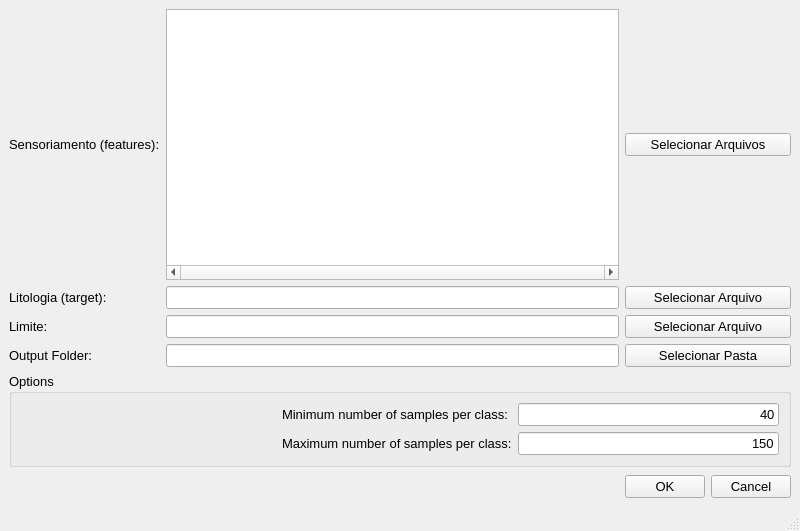
Above: uis/MainWindow.ui from marcosbr/predictive-geology-maps before the change. Below: the same form after it.
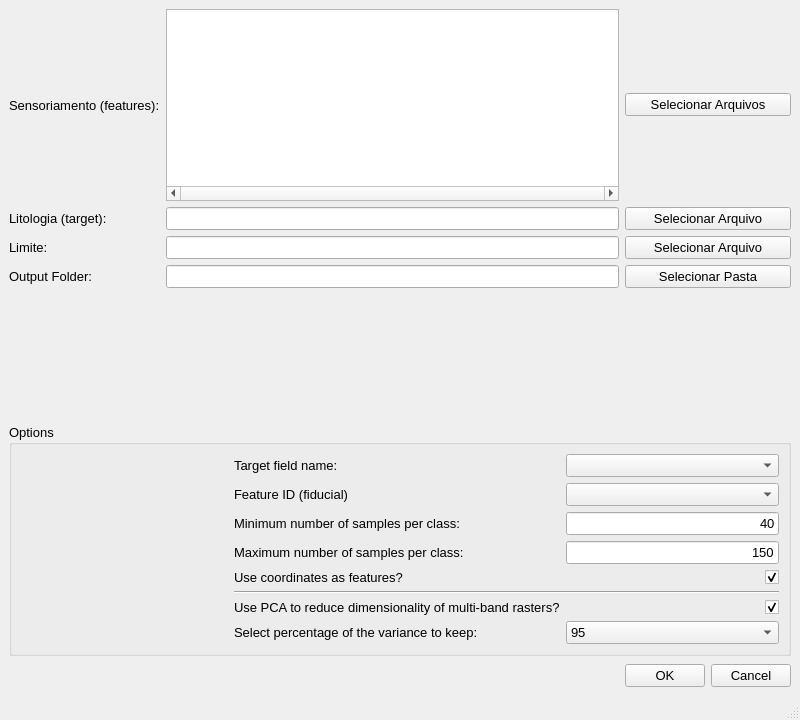
That is the form after the change.

```diff
--- a/uis/MainWindow.ui
+++ b/uis/MainWindow.ui
@@ -7,7 +7,7 @@
     <x>0</x>
     <y>0</y>
     <width>800</width>
-    <height>531</height>
+    <height>720</height>
    </rect>
   </property>
   <property name="font">
@@ -52,20 +52,6 @@
       </property>
      </widget>
     </item>
-    <item row="1" column="2" colspan="2">
-     <widget class="QPushButton" name="pushButton_inputFilesFeatures">
-      <property name="text">
-       <string>Selecionar Arquivos</string>
-      </property>
-     </widget>
-    </item>
-    <item row="7" column="2">
-     <widget class="QPushButton" name="pushButton_OK">
-      <property name="text">
-       <string>OK</string>
-      </property>
-     </widget>
-    </item>
     <item row="3" column="2" colspan="2">
      <widget class="QPushButton" name="pushButton_inputFileLimit">
       <property name="text">
@@ -73,7 +59,21 @@
       </property>
      </widget>
     </item>
-    <item row="7" column="0" colspan="2">
+    <item row="5" column="2" colspan="2">
+     <widget class="QPushButton" name="pushButton_outputDir">
+      <property name="text">
+       <string>Selecionar Pasta</string>
+      </property>
+     </widget>
+    </item>
+    <item row="8" column="2">
+     <widget class="QPushButton" name="pushButton_OK">
+      <property name="text">
+       <string>OK</string>
+      </property>
+     </widget>
+    </item>
+    <item row="8" column="0" colspan="2">
      <spacer name="horizontalSpacer">
       <property name="orientation">
        <enum>Qt::Horizontal</enum>
@@ -86,10 +86,10 @@
       </property>
      </spacer>
     </item>
-    <item row="5" column="2" colspan="2">
-     <widget class="QPushButton" name="pushButton_outputDir">
+    <item row="1" column="2" colspan="2">
+     <widget class="QPushButton" name="pushButton_inputFilesFeatures">
       <property name="text">
-       <string>Selecionar Pasta</string>
+       <string>Selecionar Arquivos</string>
       </property>
      </widget>
     </item>
@@ -100,16 +100,26 @@
       </property>
      </widget>
     </item>
-    <item row="3" column="1">
-     <widget class="QLineEdit" name="lineEdit_inputFileLimit"/>
+    <item row="3" column="0">
+     <widget class="QLabel" name="label_inputLimit">
+      <property name="text">
+       <string>Limite:</string>
+      </property>
+     </widget>
     </item>
-    <item row="7" column="3">
+    <item row="8" column="3">
      <widget class="QPushButton" name="pushButton_Cancel">
       <property name="text">
        <string>Cancel</string>
       </property>
      </widget>
     </item>
+    <item row="3" column="1">
+     <widget class="QLineEdit" name="lineEdit_inputFileLimit"/>
+    </item>
+    <item row="5" column="1">
+     <widget class="QLineEdit" name="lineEdit_outputDir"/>
+    </item>
     <item row="1" column="0">
      <widget class="QLabel" name="label_inputFeatures">
       <property name="text">
@@ -117,16 +127,6 @@
       </property>
      </widget>
     </item>
-    <item row="5" column="1">
-     <widget class="QLineEdit" name="lineEdit_outputDir"/>
-    </item>
-    <item row="3" column="0">
-     <widget class="QLabel" name="label_inputLimit">
-      <property name="text">
-       <string>Limite:</string>
-      </property>
-     </widget>
-    </item>
     <item row="5" column="0">
      <widget class="QLabel" name="label_output">
       <property name="text">
@@ -134,20 +134,52 @@
       </property>
      </widget>
     </item>
-    <item row="6" column="0" colspan="4">
+    <item row="6" column="1">
+     <spacer name="verticalSpacer">
+      <property name="orientation">
+       <enum>Qt::Vertical</enum>
+      </property>
+      <property name="sizeHint" stdset="0">
+       <size>
+        <width>20</width>
+        <height>40</height>
+       </size>
+      </property>
+     </spacer>
+    </item>
+    <item row="7" column="0" colspan="4">
      <widget class="QGroupBox" name="groupBox_options">
       <property name="title">
        <string>Options</string>
       </property>
       <layout class="QGridLayout" name="gridLayout_2">
-       <item row="1" column="1">
-        <widget class="QLabel" name="label_maxSamples">
+       <item row="2" column="2">
+        <widget class="QLineEdit" name="lineEdit_atLeast">
+         <property name="toolTip">
+          <string>Classses with fewer samples than the number indicated here will be discarded.</string>
+         </property>
+         <property name="layoutDirection">
+          <enum>Qt::LeftToRight</enum>
+         </property>
+         <property name="inputMask">
+          <string/>
+         </property>
          <property name="text">
-          <string>Maximum number of samples per class:</string>
+          <string>40</string>
          </property>
+         <property name="alignment">
+          <set>Qt::AlignRight|Qt::AlignTrailing|Qt::AlignVCenter</set>
+         </property>
         </widget>
        </item>
-       <item row="1" column="2">
+       <item row="2" column="1">
+        <widget class="QLabel" name="label_atLeast">
+         <property name="text">
+          <string>Minimum number of samples per class:</string>
+         </property>
+        </widget>
+       </item>
+       <item row="3" column="2">
         <widget class="QLineEdit" name="lineEdit_maxSamples">
          <property name="toolTip">
           <string>Classses with more samples than the number indicated here will be randomly selected.</string>
@@ -164,32 +196,30 @@
         </widget>
        </item>
        <item row="0" column="1">
-        <widget class="QLabel" name="label_atLeast">
+        <widget class="QLabel" name="label_fieldName">
+         <property name="toolTip">
+          <string>The name of the field that contains the classes to be predicted (e.g., geology).</string>
+         </property>
          <property name="text">
-          <string>Minimum number of samples per class:</string>
+          <string>Target field name:</string>
+         </property>
+        </widget>
+       </item>
+       <item row="3" column="1">
+        <widget class="QLabel" name="label_maxSamples">
+         <property name="text">
+          <string>Maximum number of samples per class:</string>
          </property>
         </widget>
        </item>
        <item row="0" column="2">
-        <widget class="QLineEdit" name="lineEdit_atLeast">
+        <widget class="QComboBox" name="comboBox_fieldName">
          <property name="toolTip">
-          <string>Classses with fewer samples than the number indicated here will be discarded.</string>
-         </property>
-         <property name="layoutDirection">
-          <enum>Qt::LeftToRight</enum>
-         </property>
-         <property name="inputMask">
-          <string/>
-         </property>
-         <property name="text">
-          <string>40</string>
-         </property>
-         <property name="alignment">
-          <set>Qt::AlignRight|Qt::AlignTrailing|Qt::AlignVCenter</set>
+          <string>The name of the field that contains the classes to be predicted (e.g., geology)</string>
          </property>
         </widget>
        </item>
-       <item row="0" column="0">
+       <item row="1" column="0">
         <spacer name="horizontalSpacer_2">
          <property name="orientation">
           <enum>Qt::Horizontal</enum>
@@ -202,6 +232,135 @@
          </property>
         </spacer>
        </item>
+       <item row="5" column="2">
+        <widget class="QCheckBox" name="checkBox_coords">
+         <property name="toolTip">
+          <string>Check for &quot;yes&quot;</string>
+         </property>
+         <property name="layoutDirection">
+          <enum>Qt::RightToLeft</enum>
+         </property>
+         <property name="text">
+          <string/>
+         </property>
+         <property name="checked">
+          <bool>true</bool>
+         </property>
+        </widget>
+       </item>
+       <item row="1" column="1">
+        <widget class="QLabel" name="label_id">
+         <property name="toolTip">
+          <string>A unique feature identifier (e.g., row number)</string>
+         </property>
+         <property name="text">
+          <string>Feature ID (fiducial)</string>
+         </property>
+        </widget>
+       </item>
+       <item row="1" column="2">
+        <widget class="QComboBox" name="comboBox_id">
+         <property name="toolTip">
+          <string>A unique feature identifier (e.g., row number)</string>
+         </property>
+        </widget>
+       </item>
+       <item row="5" column="1">
+        <widget class="QLabel" name="label_useCoordinates">
+         <property name="toolTip">
+          <string>Use the rasters coordinates as predictors in the model (increases model's spatial awareness)</string>
+         </property>
+         <property name="text">
+          <string>Use coordinates as features?</string>
+         </property>
+        </widget>
+       </item>
+       <item row="7" column="2">
+        <widget class="QCheckBox" name="checkBox_PCA">
+         <property name="layoutDirection">
+          <enum>Qt::RightToLeft</enum>
+         </property>
+         <property name="text">
+          <string/>
+         </property>
+         <property name="checked">
+          <bool>true</bool>
+         </property>
+        </widget>
+       </item>
+       <item row="7" column="1">
+        <widget class="QLabel" name="label_runPCA">
+         <property name="cursor">
+          <cursorShape>ArrowCursor</cursorShape>
+         </property>
+         <property name="text">
+          <string>Use PCA to reduce dimensionality of multi-band rasters?</string>
+         </property>
+        </widget>
+       </item>
+       <item row="9" column="1">
+        <widget class="QLabel" name="label_PCAPercent">
+         <property name="text">
+          <string>Select percentage of the variance to keep:</string>
+         </property>
+        </widget>
+       </item>
+       <item row="6" column="1" colspan="2">
+        <widget class="Line" name="line">
+         <property name="orientation">
+          <enum>Qt::Horizontal</enum>
+         </property>
+        </widget>
+       </item>
+       <item row="9" column="2">
+        <widget class="QComboBox" name="comboBox_PCAPercent">
+         <property name="autoFillBackground">
+          <bool>false</bool>
+         </property>
+         <property name="currentText">
+          <string>95</string>
+         </property>
+         <property name="currentIndex">
+          <number>1</number>
+         </property>
+         <property name="maxVisibleItems">
+          <number>10</number>
+         </property>
+         <property name="sizeAdjustPolicy">
+          <enum>QComboBox::AdjustToContentsOnFirstShow</enum>
+         </property>
+         <item>
+          <property name="text">
+           <string>99</string>
+          </property>
+         </item>
+         <item>
+          <property name="text">
+           <string>95</string>
+          </property>
+         </item>
+         <item>
+          <property name="text">
+           <string>90</string>
+          </property>
+         </item>
+         <item>
+          <property name="text">
+           <string>80</string>
+          </property>
+         </item>
+         <item>
+          <property name="text">
+           <string>70</string>
+          </property>
+         </item>
+         <item>
+          <property name="text">
+           <string>50</string>
+          </property>
+         </item>
+        </widget>
+       </item>
       </layout>
      </widget>
     </item>
```
